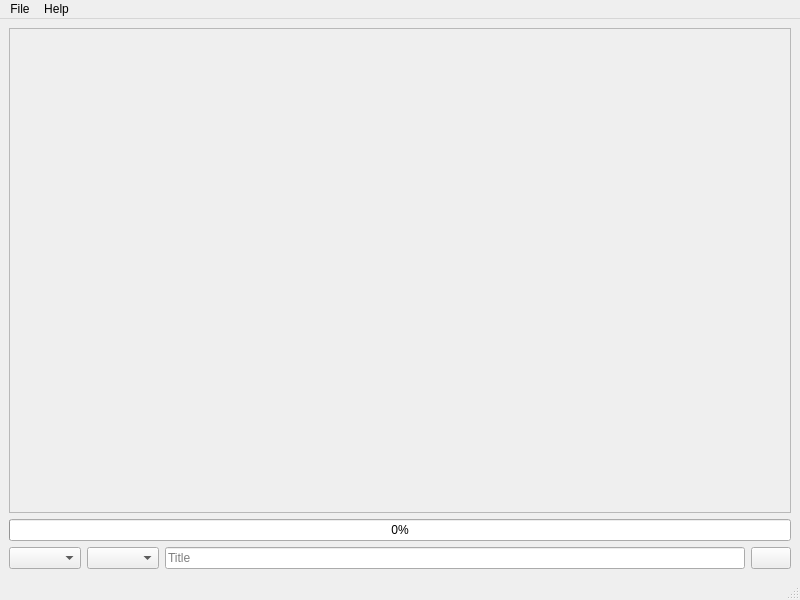
Old version of the form ui/copaspedia.ui in the repository selesdepselesnul/copas_pedia.
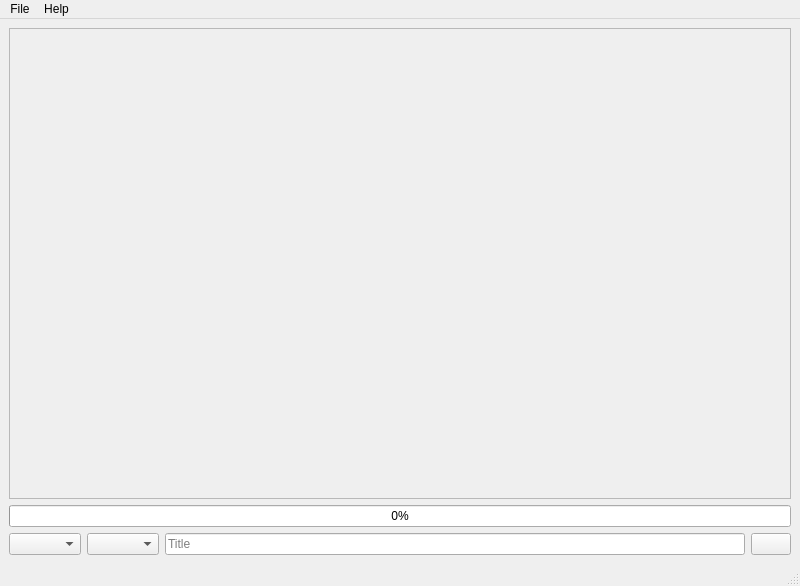
New version of the form.

Commit message: add preferences dialog

Patch:
```diff
--- a/ui/copaspedia.ui
+++ b/ui/copaspedia.ui
@@ -7,7 +7,7 @@
     <x>0</x>
     <y>0</y>
     <width>800</width>
-    <height>600</height>
+    <height>586</height>
    </rect>
   </property>
   <property name="windowTitle">
```
The commit also changes 3 other files.
